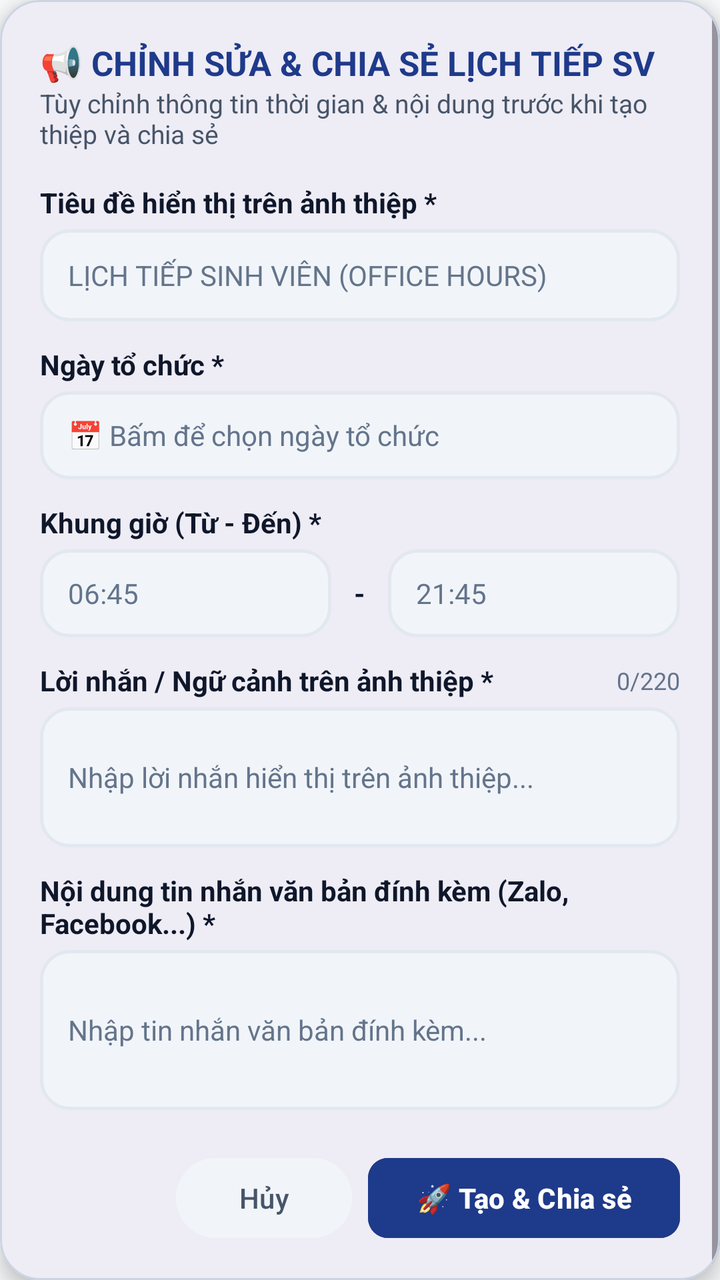
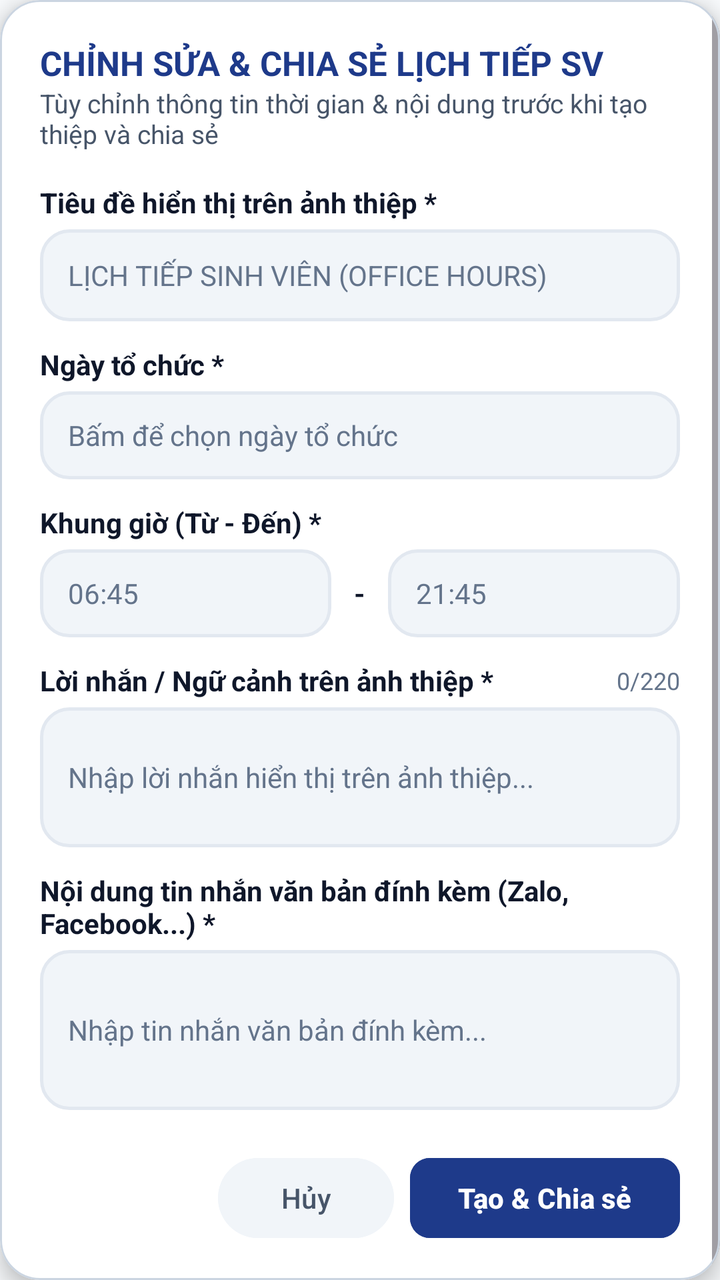

Screens rendered from an Android XML layout before and after an edit, with the pre-edit source and the edit as a unified diff.
<!-- AndroidManifest.xml: application theme Theme.LectuPlan -->
<!-- res/layout/dialog_edit_office_hours_share.xml -->
<?xml version="1.0" encoding="utf-8"?>
<com.google.android.material.card.MaterialCardView
    xmlns:android="http://schemas.android.com/apk/res/android"
    xmlns:app="http://schemas.android.com/apk/res-auto"
    android:layout_width="match_parent"
    android:layout_height="wrap_content"
    app:cardCornerRadius="20dp"
    app:cardElevation="6dp"
    app:strokeWidth="1dp"
    app:strokeColor="@color/border_default"
    app:cardBackgroundColor="@color/surface_card">

    <ScrollView
        android:layout_width="match_parent"
        android:layout_height="wrap_content"
        android:fillViewport="true">

        <LinearLayout
            android:layout_width="match_parent"
            android:layout_height="wrap_content"
            android:orientation="vertical"
            android:padding="20dp">

            
            <TextView
                android:id="@+id/tvShareDialogHeader"
                android:layout_width="match_parent"
                android:layout_height="wrap_content"
                android:text="📢 CHỈNH SỬA &amp; CHIA SẺ LỊCH TIẾP SV"
                android:textSize="17sp"
                android:textStyle="bold"
                android:textColor="@color/tab_header_title" />

            <TextView
                android:layout_width="match_parent"
                android:layout_height="wrap_content"
                android:text="Tùy chỉnh thông tin thời gian &amp; nội dung trước khi tạo thiệp và chia sẻ"
                android:textSize="13sp"
                android:textColor="@color/text_secondary"
                android:layout_marginBottom="16dp" />

            
            <TextView
                android:layout_width="wrap_content"
                android:layout_height="wrap_content"
                android:text="Tiêu đề hiển thị trên ảnh thiệp *"
                android:textSize="14sp"
                android:textStyle="bold"
                android:textColor="@color/text_primary"
                android:layout_marginBottom="4dp" />

            <EditText
                android:id="@+id/edtCardTitle"
                android:layout_width="match_parent"
                android:layout_height="46dp"
                android:background="@drawable/bg_search_input"
                android:hint="LỊCH TIẾP SINH VIÊN (OFFICE HOURS)"
                android:inputType="textCapCharacters"
                android:paddingHorizontal="14dp"
                android:textSize="14sp"
                android:textColor="@color/text_primary"
                android:textColorHint="@color/text_tertiary"
                android:layout_marginBottom="12dp" />

            
            <TextView
                android:layout_width="wrap_content"
                android:layout_height="wrap_content"
                android:text="Ngày tổ chức *"
                android:textSize="14sp"
                android:textStyle="bold"
                android:textColor="@color/text_primary"
                android:layout_marginBottom="4dp" />

            <EditText
                android:id="@+id/edtShareDate"
                android:layout_width="match_parent"
                android:layout_height="44dp"
                android:background="@drawable/bg_search_input"
                android:hint="📅 Bấm để chọn ngày tổ chức"
                android:focusable="false"
                android:clickable="true"
                android:paddingHorizontal="14dp"
                android:textSize="14sp"
                android:textColor="@color/text_primary"
                android:textColorHint="@color/text_tertiary"
                android:layout_marginBottom="12dp" />

            
            <TextView
                android:layout_width="wrap_content"
                android:layout_height="wrap_content"
                android:text="Khung giờ (Từ - Đến) *"
                android:textSize="14sp"
                android:textStyle="bold"
                android:textColor="@color/text_primary"
                android:layout_marginBottom="4dp" />

            <LinearLayout
                android:layout_width="match_parent"
                android:layout_height="wrap_content"
                android:orientation="horizontal"
                android:gravity="center_vertical"
                android:layout_marginBottom="12dp">

                <EditText
                    android:id="@+id/edtShareStartTime"
                    android:layout_width="0dp"
                    android:layout_height="44dp"
                    android:layout_weight="1"
                    android:background="@drawable/bg_search_input"
                    android:hint="06:45"
                    android:focusable="false"
                    android:clickable="true"
                    android:paddingHorizontal="14dp"
                    android:textSize="14sp"
                    android:textColor="@color/text_primary"
                    android:textColorHint="@color/text_tertiary" />

                <TextView
                    android:layout_width="wrap_content"
                    android:layout_height="wrap_content"
                    android:text=" - "
                    android:textStyle="bold"
                    android:textColor="@color/text_primary"
                    android:layout_marginHorizontal="8dp" />

                <EditText
                    android:id="@+id/edtShareEndTime"
                    android:layout_width="0dp"
                    android:layout_height="44dp"
                    android:layout_weight="1"
                    android:background="@drawable/bg_search_input"
                    android:hint="21:45"
                    android:focusable="false"
                    android:clickable="true"
                    android:paddingHorizontal="14dp"
                    android:textSize="14sp"
                    android:textColor="@color/text_primary"
                    android:textColorHint="@color/text_tertiary" />
            </LinearLayout>

            
            <LinearLayout
                android:layout_width="match_parent"
                android:layout_height="wrap_content"
                android:orientation="horizontal"
                android:gravity="center_vertical"
                android:layout_marginBottom="4dp">

                <TextView
                    android:layout_width="0dp"
                    android:layout_height="wrap_content"
                    android:layout_weight="1"
                    android:text="Lời nhắn / Ngữ cảnh trên ảnh thiệp *"
                    android:textSize="14sp"
                    android:textStyle="bold"
                    android:textColor="@color/text_primary" />

                <TextView
                    android:id="@+id/tvCardNoteCharCount"
                    android:layout_width="wrap_content"
                    android:layout_height="wrap_content"
                    android:text="0/220"
                    android:textSize="12sp"
                    android:textColor="@color/text_tertiary" />
            </LinearLayout>

            <EditText
                android:id="@+id/edtCardNote"
                android:layout_width="match_parent"
                android:layout_height="wrap_content"
                android:minHeight="70dp"
                android:background="@drawable/bg_search_input"
                android:hint="Nhập lời nhắn hiển thị trên ảnh thiệp..."
                android:inputType="textMultiLine|textCapSentences"
                android:maxLength="220"
                android:paddingHorizontal="14dp"
                android:paddingVertical="10dp"
                android:textSize="14sp"
                android:textColor="@color/text_primary"
                android:textColorHint="@color/text_tertiary"
                android:layout_marginBottom="12dp" />

            
            <TextView
                android:layout_width="wrap_content"
                android:layout_height="wrap_content"
                android:text="Nội dung tin nhắn văn bản đính kèm (Zalo, Facebook...) *"
                android:textSize="14sp"
                android:textStyle="bold"
                android:textColor="@color/text_primary"
                android:layout_marginBottom="4dp" />

            <EditText
                android:id="@+id/edtShareTextMessage"
                android:layout_width="match_parent"
                android:layout_height="wrap_content"
                android:minHeight="80dp"
                android:background="@drawable/bg_search_input"
                android:hint="Nhập tin nhắn văn bản đính kèm..."
                android:inputType="textMultiLine|textCapSentences"
                android:paddingHorizontal="14dp"
                android:paddingVertical="10dp"
                android:textSize="14sp"
                android:textColor="@color/text_primary"
                android:textColorHint="@color/text_tertiary"
                android:layout_marginBottom="20dp" />

            
            <LinearLayout
                android:layout_width="match_parent"
                android:layout_height="wrap_content"
                android:orientation="horizontal"
                android:gravity="end">

                <Button
                    android:id="@+id/btnCancelShare"
                    android:layout_width="wrap_content"
                    android:layout_height="wrap_content"
                    android:text="Hủy"
                    android:textColor="@color/text_secondary"
                    android:backgroundTint="#F1F5F9"
                    android:textSize="14sp"
                    android:layout_marginEnd="8dp"
                    style="?attr/borderlessButtonStyle" />

                <Button
                    android:id="@+id/btnDoShare"
                    android:layout_width="wrap_content"
                    android:layout_height="wrap_content"
                    android:text="🚀 Tạo &amp; Chia sẻ"
                    android:textColor="#FFFFFF"
                    android:backgroundTint="#1E3A8A"
                    android:textSize="14sp"
                    android:textStyle="bold"
                    app:cornerRadius="10dp" />
            </LinearLayout>

        </LinearLayout>
    </ScrollView>
</com.google.android.material.card.MaterialCardView>
<!-- resources referenced by this layout -->
<resources>
  <color name="border_default">#CBD5E1</color>
  <color name="surface_card">#FFFFFF</color>
  <color name="tab_header_title">#1E3A8A</color>
  <color name="text_primary">#0F172A</color>
  <color name="text_secondary">#475569</color>
  <color name="text_tertiary">#64748B</color>
  <!-- drawable bg_search_input (drawable) -->
  <?xml version="1.0" encoding="utf-8"?>
  <shape xmlns:android="http://schemas.android.com/apk/res/android"
      android:shape="rectangle">
      <solid android:color="@color/surface_card_secondary" />
      <corners android:radius="14dp" />
      <stroke
          android:width="1.5dp"
          android:color="@color/border_subtle" />
  </shape>
  <style name="Theme.LectuPlan" parent="Base.Theme.LectuPlan" />
  <color name="surface_card_secondary">#F1F5F9</color>
  <color name="border_subtle">#E2E8F0</color>
  <style name="Base.Theme.LectuPlan" parent="Theme.Material3.DayNight.NoActionBar">
          <item name="android:windowBackground">@color/window_background</item>
          <item name="colorSurface">@color/surface_card</item>
          <item name="colorOnSurface">@color/text_primary</item>
          <item name="colorSurfaceVariant">@color/surface_card_secondary</item>
          <item name="colorOnSurfaceVariant">@color/text_secondary</item>
          
          <item name="android:windowLightStatusBar" tools:targetApi="23">true</item>
          <item name="android:windowLightNavigationBar" tools:targetApi="27">true</item>
      </style>
  <color name="window_background">#F8FAFC</color>
</resources>

<!-- the commit's change to res/layout/dialog_edit_office_hours_share.xml (unified diff, before → after) -->
@@ -26,7 +26,7 @@
                 android:id="@+id/tvShareDialogHeader"
                 android:layout_width="match_parent"
                 android:layout_height="wrap_content"
-                android:text="📢 CHỈNH SỬA &amp; CHIA SẺ LỊCH TIẾP SV"
+                android:text="CHỈNH SỬA &amp; CHIA SẺ LỊCH TIẾP SV"
                 android:textSize="17sp"
                 android:textStyle="bold"
                 android:textColor="@color/tab_header_title" />
@@ -77,7 +77,7 @@
                 android:layout_width="match_parent"
                 android:layout_height="44dp"
                 android:background="@drawable/bg_search_input"
-                android:hint="📅 Bấm để chọn ngày tổ chức"
+                android:hint="Bấm để chọn ngày tổ chức"
                 android:focusable="false"
                 android:clickable="true"
                 android:paddingHorizontal="14dp"
@@ -229,7 +229,7 @@
                     android:id="@+id/btnDoShare"
                     android:layout_width="wrap_content"
                     android:layout_height="wrap_content"
-                    android:text="🚀 Tạo &amp; Chia sẻ"
+                    android:text="Tạo &amp; Chia sẻ"
                     android:textColor="#FFFFFF"
                     android:backgroundTint="#1E3A8A"
                     android:textSize="14sp"
<!-- resource entries referenced after the edit -->
@@ -25,6 +25,7 @@
           <item name="colorOnSurface">@color/text_primary</item>
           <item name="colorSurfaceVariant">@color/surface_card_secondary</item>
           <item name="colorOnSurfaceVariant">@color/text_secondary</item>
+          <item name="elevationOverlayEnabled">false</item>
           
           <item name="android:windowLightStatusBar" tools:targetApi="23">true</item>
           <item name="android:windowLightNavigationBar" tools:targetApi="27">true</item>
